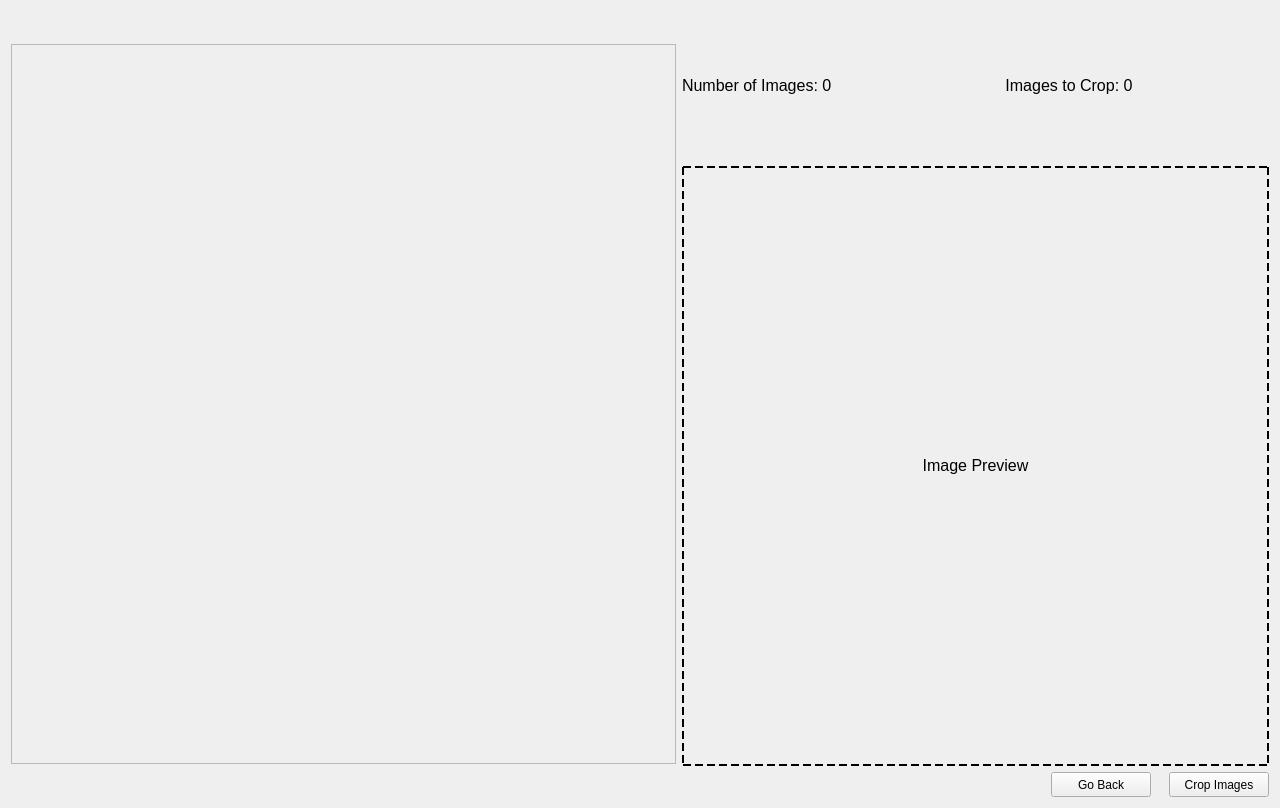
Above: WatermarkCropper/cropmenu.ui from vg16855/Ifunny-Watermark-Cropper before the change. Below: the same form after it.
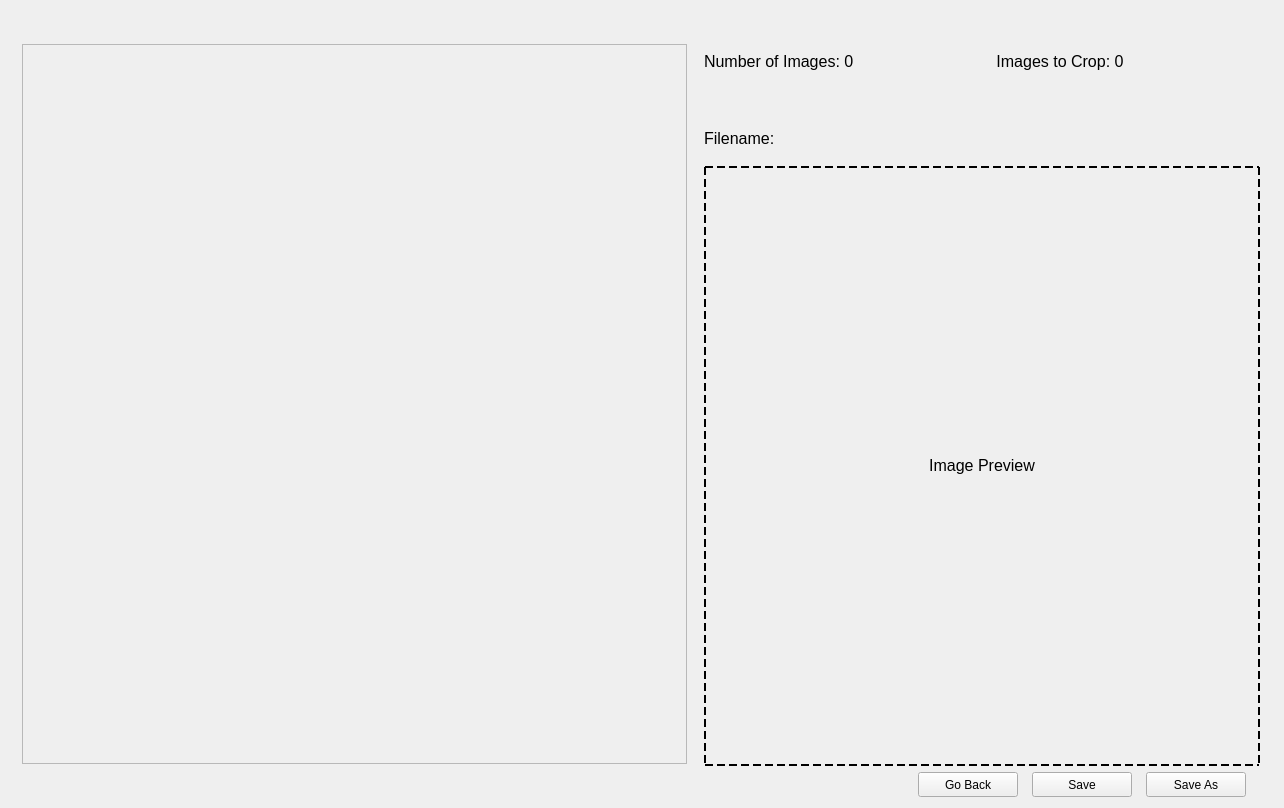
That is the form after the change.

```diff
--- a/WatermarkCropper/cropmenu.ui
+++ b/WatermarkCropper/cropmenu.ui
@@ -6,7 +6,7 @@
    <rect>
     <x>0</x>
     <y>0</y>
-    <width>1280</width>
+    <width>1284</width>
     <height>808</height>
    </rect>
   </property>
@@ -22,7 +22,110 @@
    <property name="spacing">
     <number>6</number>
    </property>
-   <item row="1" column="1">
+   <item row="3" column="1">
+    <layout class="QHBoxLayout" name="horizontalLayout_2" stretch="0,0,0">
+     <property name="spacing">
+      <number>0</number>
+     </property>
+     <property name="leftMargin">
+      <number>200</number>
+     </property>
+     <item>
+      <widget class="QPushButton" name="goBack">
+       <property name="minimumSize">
+        <size>
+         <width>100</width>
+         <height>20</height>
+        </size>
+       </property>
+       <property name="maximumSize">
+        <size>
+         <width>100</width>
+         <height>25</height>
+        </size>
+       </property>
+       <property name="font">
+        <font>
+         <pointsize>9</pointsize>
+        </font>
+       </property>
+       <property name="text">
+        <string>Go Back</string>
+       </property>
+      </widget>
+     </item>
+     <item>
+      <widget class="QPushButton" name="save">
+       <property name="maximumSize">
+        <size>
+         <width>100</width>
+         <height>25</height>
+        </size>
+       </property>
+       <property name="font">
+        <font>
+         <pointsize>9</pointsize>
+        </font>
+       </property>
+       <property name="text">
+        <string>Save</string>
+       </property>
+      </widget>
+     </item>
+     <item>
+      <widget class="QPushButton" name="saveAs">
+       <property name="minimumSize">
+        <size>
+         <width>100</width>
+         <height>20</height>
+        </size>
+       </property>
+       <property name="maximumSize">
+        <size>
+         <width>100</width>
+         <height>25</height>
+        </size>
+       </property>
+       <property name="font">
+        <font>
+         <pointsize>9</pointsize>
+        </font>
+       </property>
+       <property name="text">
+        <string>Save As</string>
+       </property>
+      </widget>
+     </item>
+    </layout>
+   </item>
+   <item row="0" column="1">
+    <layout class="QHBoxLayout" name="horizontalLayout">
+     <item>
+      <widget class="QLabel" name="imageNumber">
+       <property name="text">
+        <string>Number of Images: 0</string>
+       </property>
+      </widget>
+     </item>
+     <item>
+      <widget class="QLabel" name="cropNumber">
+       <property name="minimumSize">
+        <size>
+         <width>400</width>
+         <height>100</height>
+        </size>
+       </property>
+       <property name="text">
+        <string>Images to Crop: 0</string>
+       </property>
+       <property name="alignment">
+        <set>Qt::AlignCenter</set>
+       </property>
+      </widget>
+     </item>
+    </layout>
+   </item>
+   <item row="2" column="1">
     <widget class="QLabel" name="previewLabel">
      <property name="minimumSize">
       <size>
@@ -50,7 +153,7 @@
      </property>
     </widget>
    </item>
-   <item row="0" column="0" rowspan="3">
+   <item row="0" column="0" rowspan="4">
     <widget class="QScrollArea" name="scrollArea">
      <property name="minimumSize">
       <size>
@@ -105,90 +208,12 @@
      </widget>
     </widget>
    </item>
-   <item row="2" column="1">
-    <layout class="QHBoxLayout" name="horizontalLayout_2" stretch="0,0">
-     <property name="spacing">
-      <number>0</number>
+   <item row="1" column="1">
+    <widget class="QLabel" name="filenameLabel">
+     <property name="text">
+      <string>Filename: </string>
      </property>
-     <property name="leftMargin">
-      <number>350</number>
-     </property>
-     <item alignment="Qt::AlignRight">
-      <widget class="QPushButton" name="goBack">
-       <property name="minimumSize">
-        <size>
-         <width>100</width>
-         <height>20</height>
-        </size>
-       </property>
-       <property name="maximumSize">
-        <size>
-         <width>100</width>
-         <height>25</height>
-        </size>
-       </property>
-       <property name="font">
-        <font>
-         <pointsize>9</pointsize>
-        </font>
-       </property>
-       <property name="text">
-        <string>Go Back</string>
-       </property>
-      </widget>
-     </item>
-     <item alignment="Qt::AlignRight">
-      <widget class="QPushButton" name="cropImages">
-       <property name="minimumSize">
-        <size>
-         <width>100</width>
-         <height>20</height>
-        </size>
-       </property>
-       <property name="maximumSize">
-        <size>
-         <width>100</width>
-         <height>25</height>
-        </size>
-       </property>
-       <property name="font">
-        <font>
-         <pointsize>9</pointsize>
-        </font>
-       </property>
-       <property name="text">
-        <string>Crop Images</string>
-       </property>
-      </widget>
-     </item>
-    </layout>
-   </item>
-   <item row="0" column="1">
-    <layout class="QHBoxLayout" name="horizontalLayout">
-     <item>
-      <widget class="QLabel" name="imageNumber">
-       <property name="text">
-        <string>Number of Images: 0</string>
-       </property>
-      </widget>
-     </item>
-     <item>
-      <widget class="QLabel" name="cropNumber">
-       <property name="minimumSize">
-        <size>
-         <width>400</width>
-         <height>100</height>
-        </size>
-       </property>
-       <property name="text">
-        <string>Images to Crop: 0</string>
-       </property>
-       <property name="alignment">
-        <set>Qt::AlignCenter</set>
-       </property>
-      </widget>
-     </item>
-    </layout>
+    </widget>
    </item>
   </layout>
  </widget>
```
